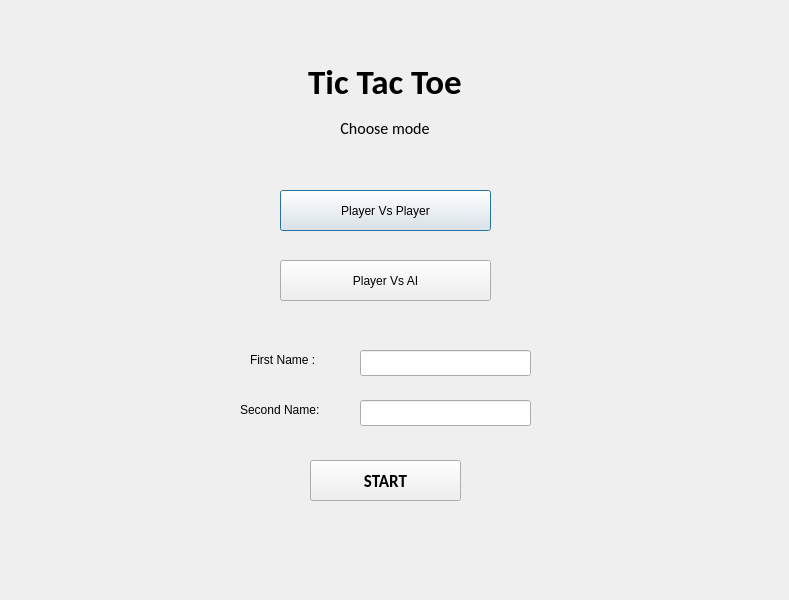
The window that mode_selector.ui (mo2menwael/Advanced-Tic-Tac-Toe) describes before a commit, drawn with Qt 5.
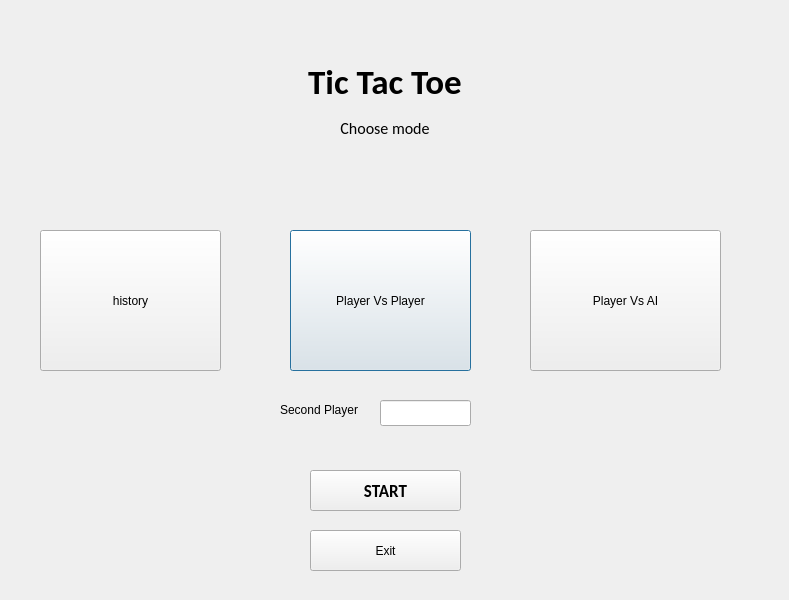
The same window after the commit.

Commit message: Add history page

Diff of the .ui file:
```diff
--- a/mode_selector.ui
+++ b/mode_selector.ui
@@ -16,10 +16,10 @@
   <widget class="QPushButton" name="PVP">
    <property name="geometry">
     <rect>
-     <x>280</x>
-     <y>190</y>
-     <width>211</width>
-     <height>41</height>
+     <x>290</x>
+     <y>230</y>
+     <width>181</width>
+     <height>141</height>
     </rect>
    </property>
    <property name="text">
@@ -29,10 +29,10 @@
   <widget class="QPushButton" name="PVAI">
    <property name="geometry">
     <rect>
-     <x>280</x>
-     <y>260</y>
-     <width>211</width>
-     <height>41</height>
+     <x>530</x>
+     <y>230</y>
+     <width>191</width>
+     <height>141</height>
     </rect>
    </property>
    <property name="text">
@@ -85,35 +85,12 @@
     </item>
    </layout>
   </widget>
-  <widget class="QLabel" name="FirstName">
-   <property name="geometry">
-    <rect>
-     <x>250</x>
-     <y>350</y>
-     <width>81</width>
-     <height>20</height>
-    </rect>
-   </property>
-   <property name="text">
-    <string>First Name :</string>
-   </property>
-  </widget>
-  <widget class="QLineEdit" name="FirstBox">
-   <property name="geometry">
-    <rect>
-     <x>360</x>
-     <y>350</y>
-     <width>171</width>
-     <height>26</height>
-    </rect>
-   </property>
-  </widget>
   <widget class="QLineEdit" name="SecondBox">
    <property name="geometry">
     <rect>
-     <x>360</x>
+     <x>380</x>
      <y>400</y>
-     <width>171</width>
+     <width>91</width>
      <height>26</height>
     </rect>
    </property>
@@ -121,21 +98,21 @@
   <widget class="QLabel" name="SecondName">
    <property name="geometry">
     <rect>
-     <x>240</x>
+     <x>280</x>
      <y>400</y>
      <width>101</width>
      <height>20</height>
     </rect>
    </property>
    <property name="text">
-    <string>Second Name:</string>
+    <string>Second Player</string>
    </property>
   </widget>
   <widget class="QPushButton" name="start_button">
    <property name="geometry">
     <rect>
      <x>310</x>
-     <y>460</y>
+     <y>470</y>
      <width>151</width>
      <height>41</height>
     </rect>
@@ -151,6 +128,32 @@
     <string>START</string>
    </property>
   </widget>
+  <widget class="QPushButton" name="history">
+   <property name="geometry">
+    <rect>
+     <x>40</x>
+     <y>230</y>
+     <width>181</width>
+     <height>141</height>
+    </rect>
+   </property>
+   <property name="text">
+    <string>history</string>
+   </property>
+  </widget>
+  <widget class="QPushButton" name="main_menu">
+   <property name="geometry">
+    <rect>
+     <x>310</x>
+     <y>530</y>
+     <width>151</width>
+     <height>41</height>
+    </rect>
+   </property>
+   <property name="text">
+    <string>Exit</string>
+   </property>
+  </widget>
  </widget>
  <resources/>
  <connections/>
```
The commit also changes 71 other files.
